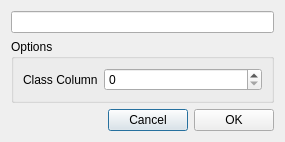
DarthCoder117/Lots-of-Lines, file Application/LotsOfLinesApp/LotsOfLinesApp/LoadDataDialog.ui: the form before one commit.
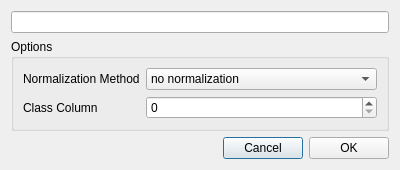
The form after the commit.

Commit message: Added normalization mode selection to load data dialog.

The edit to the form file:
```diff
--- a/Application/LotsOfLinesApp/LotsOfLinesApp/LoadDataDialog.ui
+++ b/Application/LotsOfLinesApp/LotsOfLinesApp/LoadDataDialog.ui
@@ -6,8 +6,8 @@
    <rect>
     <x>0</x>
     <y>0</y>
-    <width>285</width>
-    <height>134</height>
+    <width>400</width>
+    <height>153</height>
    </rect>
   </property>
   <property name="windowTitle">
@@ -30,20 +30,51 @@
       <string>Options</string>
      </property>
      <layout class="QFormLayout" name="formLayout">
-      <item row="0" column="0">
+      <item row="1" column="0">
        <widget class="QLabel" name="label">
         <property name="text">
          <string>Class Column</string>
         </property>
        </widget>
       </item>
-      <item row="0" column="1">
+      <item row="1" column="1">
        <widget class="QSpinBox" name="classColumnSelect">
         <property name="toolTip">
          <string>The column index that will be used as the data class.</string>
         </property>
        </widget>
       </item>
+      <item row="0" column="0">
+       <widget class="QLabel" name="label_2">
+        <property name="text">
+         <string>Normalization Method</string>
+        </property>
+       </widget>
+      </item>
+      <item row="0" column="1">
+       <widget class="QComboBox" name="normalizationMethodSelect">
+        <item>
+         <property name="text">
+          <string>no normalization</string>
+         </property>
+        </item>
+        <item>
+         <property name="text">
+          <string>per variable</string>
+         </property>
+        </item>
+        <item>
+         <property name="text">
+          <string>global min/max</string>
+         </property>
+        </item>
+        <item>
+         <property name="text">
+          <string>per class</string>
+         </property>
+        </item>
+       </widget>
+      </item>
      </layout>
     </widget>
    </item>
```
The commit also changes 5 other files.
